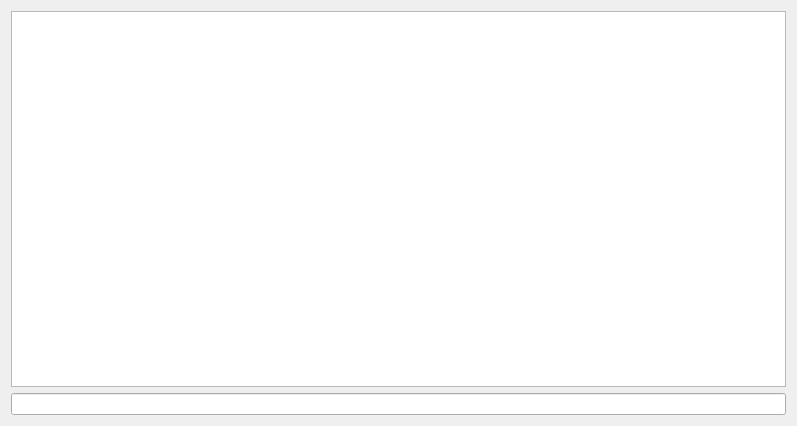
First picture: the form in src/PocketWidget.ui, repository ilyayunkin/StocksMonitor, before the edit.
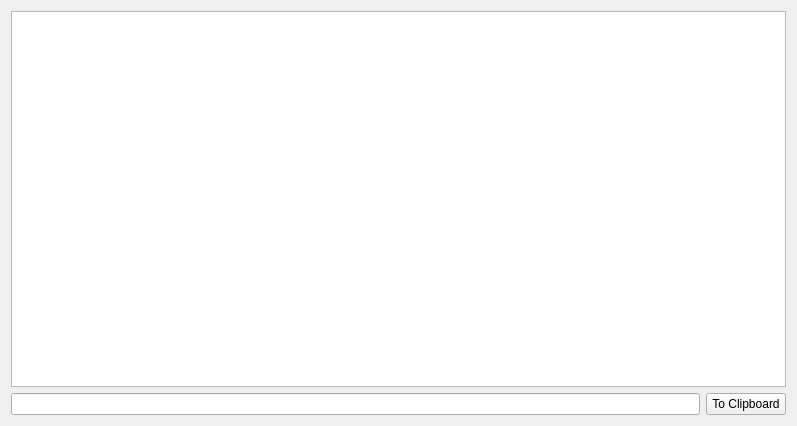
Second picture: the form after the edit.

```diff
--- a/src/PocketWidget.ui
+++ b/src/PocketWidget.ui
@@ -18,11 +18,22 @@
     <widget class="QTableView" name="tableView"/>
    </item>
    <item>
-    <widget class="QLineEdit" name="label">
+    <layout class="QHBoxLayout" name="horizontalLayout">
+     <item>
+      <widget class="QLineEdit" name="sumTextEdit">
      <property name="readOnly">
       <bool>true</bool>
      </property>
     </widget>
+     </item>
+     <item>
+      <widget class="QPushButton" name="clipBoardButton">
+       <property name="text">
+        <string>To Clipboard</string>
+       </property>
+      </widget>
+     </item>
+    </layout>
    </item>
   </layout>
  </widget>
```
Lines whose indentation alone changed are shown as unchanged.
